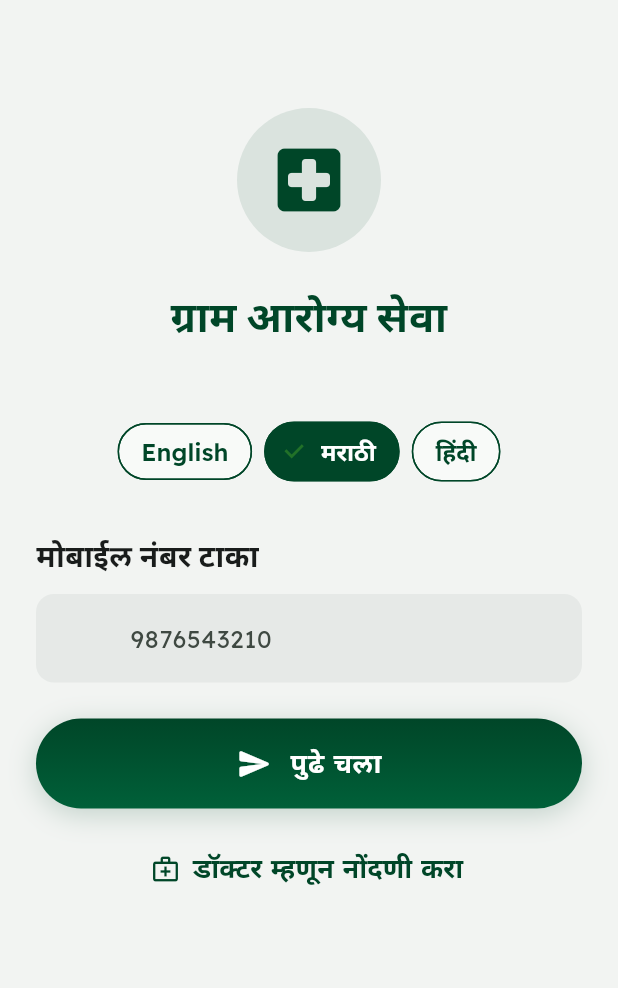
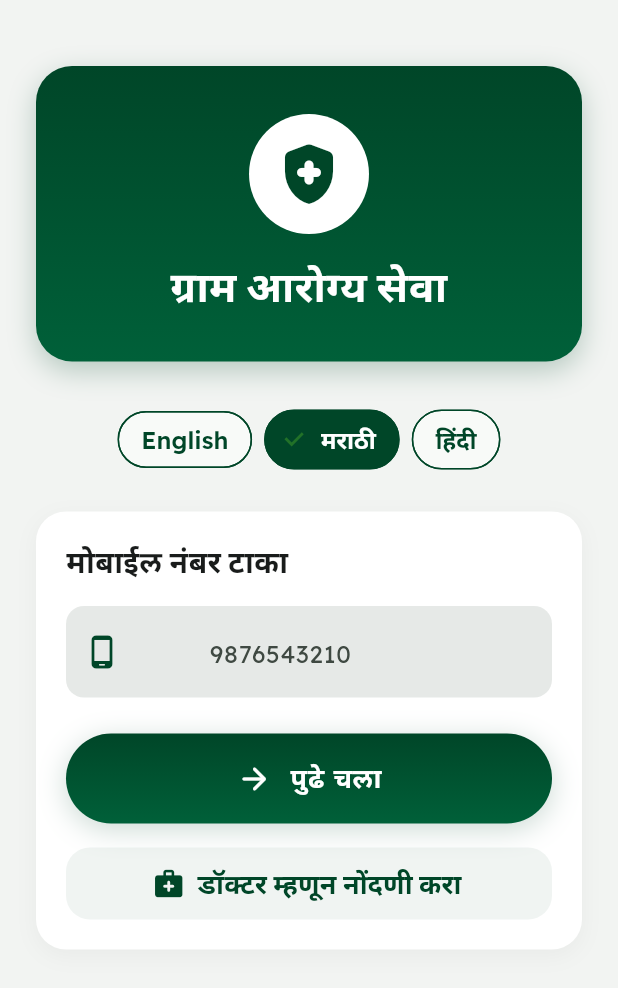
Before and after one commit to Soyal1007/gram-arogya-seva, a Flutter app: the screen it shows after launch, after a tap on "मराठी", on a phone screen of 412 x 824 dp. Shown: the top 988 px of the screen. Run offline on Flutter 3.47's test engine with Material 3 defaults, Android fonts, the phone set to English and light mode, and no system bars; our stand-ins replace cloud_firestore, cloud_functions, connectivity_plus, easy_localization, firebase_auth, firebase_core and 9 more; missing offline and left inert: firebase_app_check; accounts and stored records are empty.

Commit message:
ui: major redesign of login screen with hero gradient header and card inputs

```diff
--- a/analyze_utf8.txt
+++ b/analyze_utf8.txt
@@ -5,4 +5,4 @@ Analyzing gram_aarogya_seva-main...
    info - 'value' is deprecated and shouldn't be used. Use initialValue instead. This will set the initial value for the form field. This feature was deprecated after v3.33.0-1.0.pre - lib\shared\widgets\location_picker_widget.dart:125:11 - deprecated_member_use
    info - 'value' is deprecated and shouldn't be used. Use initialValue instead. This will set the initial value for the form field. This feature was deprecated after v3.33.0-1.0.pre - lib\shared\widgets\location_picker_widget.dart:156:13 - deprecated_member_use
 
-4 issues found. (ran in 6.9s)
+4 issues found. (ran in 6.7s)
--- a/lib/features/auth/phone_input_screen.dart
+++ b/lib/features/auth/phone_input_screen.dart
@@ -57,75 +57,120 @@ class _PhoneInputScreenState extends ConsumerState<PhoneInputScreen> {
           child: Column(
             crossAxisAlignment: CrossAxisAlignment.center,
             children: [
-              const SizedBox(height: 48),
+              const SizedBox(height: 20),
 
-              // App icon
+              // Hero Header Card with Healing Gradient
               Container(
-                width: 96,
-                height: 96,
+                width: double.infinity,
+                padding: const EdgeInsets.symmetric(vertical: 32, horizontal: 24),
                 decoration: BoxDecoration(
-                  color: AppColors.primary.withValues(alpha: 0.1),
+                  gradient: const LinearGradient(
+                    colors: [AppColors.primary, AppColors.primaryContainer],
+                    begin: Alignment.topCenter,
+                    end: Alignment.bottomCenter,
+                  ),
+                  borderRadius: BorderRadius.circular(24),
+                  boxShadow: [
+                    BoxShadow(
+                      color: AppColors.primary.withValues(alpha: 0.25),
+                      blurRadius: 16,
+                      offset: const Offset(0, 6),
+                    ),
+                  ],
+                ),
+                child: Column(
+                  children: [
+                    Container(
+                      padding: const EdgeInsets.all(16),
+                      decoration: const BoxDecoration(
+                        color: Colors.white,
                         shape: BoxShape.circle,
                       ),
                       child: const Icon(
-                  Icons.local_hospital_rounded,
-                  size: 56,
+                        Icons.health_and_safety_rounded,
+                        size: 48,
                         color: AppColors.primary,
                       ),
                     ),
-              const SizedBox(height: 24),
-
-              // App title
+                    const SizedBox(height: 16),
                     Text(
                       tr('app_name'),
                       style: AppTextStyles.headlineLarge.copyWith(
-                  color: AppColors.primary,
+                        color: Colors.white,
+                        fontWeight: FontWeight.bold,
                       ),
                       textAlign: TextAlign.center,
                     ),
-              const SizedBox(height: 48),
+                  ],
+                ),
+              ),
+              const SizedBox(height: 28),
 
               // Language selector
               _LanguageSelector(),
-              const SizedBox(height: 32),
+              const SizedBox(height: 24),
 
-              // Phone number form
-              Form(
+              // Phone number form inside elevated white card
+              Container(
+                padding: const EdgeInsets.all(20),
+                decoration: BoxDecoration(
+                  color: AppColors.surfaceContainerLowest,
+                  borderRadius: BorderRadius.circular(20),
+                  boxShadow: [
+                    BoxShadow(
+                      color: Colors.black.withValues(alpha: 0.04),
+                      blurRadius: 12,
+                      offset: const Offset(0, 4),
+                    ),
+                  ],
+                ),
+                child: Form(
                   key: _formKey,
                   child: Column(
                     crossAxisAlignment: CrossAxisAlignment.start,
                     children: [
-                    Text(tr('enter_mobile'), style: AppTextStyles.titleLarge),
-                    const SizedBox(height: 12),
+                      Text(
+                        tr('enter_mobile'),
+                        style: AppTextStyles.titleLarge.copyWith(
+                          fontWeight: FontWeight.bold,
+                        ),
+                      ),
+                      const SizedBox(height: 16),
                       TextFormField(
                         controller: _phoneController,
                         keyboardType: TextInputType.phone,
                         maxLength: 10,
-                      style: AppTextStyles.bodyLarge,
+                        style: AppTextStyles.headlineSmall.copyWith(
+                          color: AppColors.onSurface,
+                        ),
                         decoration: InputDecoration(
+                          prefixIcon: const Icon(Icons.phone_android_rounded, color: AppColors.primary),
                           prefixText: '+91  ',
-                        prefixStyle: AppTextStyles.bodyLarge.copyWith(
-                          fontWeight: FontWeight.w600,
+                          prefixStyle: AppTextStyles.titleLarge.copyWith(
+                            fontWeight: FontWeight.bold,
+                            color: AppColors.primary,
                           ),
                           hintText: '9876543210',
                           counterText: '',
-                        border: OutlineInputBorder(
-                          borderRadius: BorderRadius.circular(12),
-                        ),
                         ),
                         validator: Validators.validatePhone,
                       ),
                       const SizedBox(height: 24),
                       LargeButton(
                         label: tr('continue_btn'),
-                      icon: Icons.send_rounded,
+                        icon: Icons.arrow_forward_rounded,
                         isLoading: authState.status == AuthStatus.sendingOtp,
                         onPressed: authState.status == AuthStatus.sendingOtp
                             ? null
                             : _onSendOtp,
                       ),
                       const SizedBox(height: 16),
-                    Center(
+                      Container(
+                        width: double.infinity,
+                        decoration: BoxDecoration(
+                          color: AppColors.primary.withValues(alpha: 0.06),
+                          borderRadius: BorderRadius.circular(16),
+                        ),
                         child: TextButton.icon(
                           onPressed: () {
                             ref.read(isDoctorRegistrationIntentProvider.notifier).state = true;
@@ -136,17 +181,18 @@ class _PhoneInputScreenState extends ConsumerState<PhoneInputScreen> {
                               ),
                             );
                           },
-                        icon: const Icon(Icons.medical_services_outlined, size: 20),
+                          icon: const Icon(Icons.medical_services_rounded, color: AppColors.primary, size: 22),
                           label: Text(
                             tr('register_as_doctor'),
-                          style: AppTextStyles.bodyMedium.copyWith(
+                            style: AppTextStyles.titleMedium.copyWith(
                               color: AppColors.primary,
-                            fontWeight: FontWeight.w600,
+                              fontWeight: FontWeight.bold,
                             ),
                           ),
                         ),
                       ),
                     ],
+                  ),
                 ),
               ),
 
```
Lines whose indentation alone changed are shown as unchanged.
